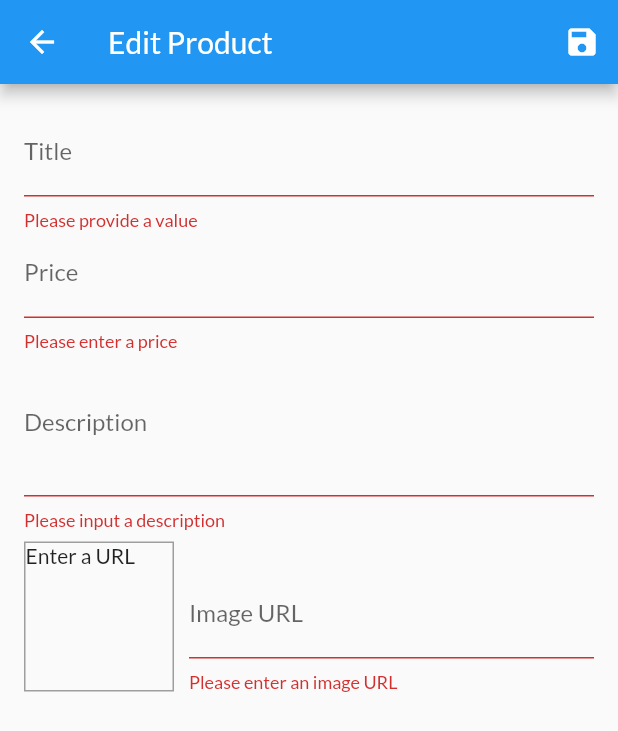
After one commit to SavvyChap/shop_app, a Flutter app: the EditProductScreen screen opened by its route, after a tap on the "save" icon, on a phone screen of 412 x 824 dp. The commit adds this screen. Shown: the top 731 px of the screen. Run offline on Flutter 3.47's test engine with Material 2 defaults, Android fonts, the phone set to English and light mode, and no system bars; network calls fail.

Commit message:
Added user_products_screen and edit_products_screen as well as the ability to add and edit products.

```diff
--- a/lib/main.dart
+++ b/lib/main.dart
@@ -5,6 +5,8 @@ import './screens/orders_screen.dart';
 import './screens/cart_screen.dart';
 import './screens/products_overview_screen.dart';
 import './screens/product_detail_screen.dart';
+import './screens/user_products_screen.dart';
+import './screens/edit_product_screen.dart';
 import './providers/products.dart';
 import './providers/cart.dart';
 import './providers/orders.dart';
@@ -38,6 +40,8 @@ class MyApp extends StatelessWidget {
           ProductDetailScreen.routeName: (ctx) => ProductDetailScreen(),
           CartScreen.routeName: (ctx) => CartScreen(),
           OrdersScreen.routeName: (ctx) => OrdersScreen(),
+          UserProductsScreen.routeName: (ctx) => UserProductsScreen(),
+          EditProductScreen.routeName: (ctx) => EditProductScreen(),
         },
       ),
     );
--- a/lib/providers/products.dart
+++ b/lib/providers/products.dart
@@ -1,8 +1,6 @@
 import 'package:flutter/material.dart';
 
 import 'product.dart';
-
-
 
 class Products with ChangeNotifier {
   List<Product> _items = [
@@ -67,8 +65,31 @@ class Products with ChangeNotifier {
 //    notifyListeners();
 //  }
 
-  void addProduct() {
-    //_items.add(value);
+  void addProduct(Product product) {
+    final newProduct = Product(
+      title: product.title,
+      description: product.description,
+      price: product.price,
+      imageUrl: product.imageUrl,
+      id: DateTime.now().toString(),
+    );
+    _items.add(newProduct);
     notifyListeners();
   }
+
+  void updateProduct(String id, Product newProduct) {
+    final prodIndex = _items.indexWhere((prod) => prod.id == id);
+    if (prodIndex >= 0) {
+      _items[prodIndex] = newProduct;
+      notifyListeners();
+    } else {
+      print('....');
+    }
+  }
+
+  void deleteProduct(String id) {
+    _items.removeWhere((prod) => prod.id == id);
+    notifyListeners();
+  }
+
 }
--- /dev/null
+++ b/lib/screens/edit_product_screen.dart
@@ -0,0 +1,270 @@
+import 'package:flutter/material.dart';
+import 'package:provider/provider.dart';
+
+import '../providers/product.dart';
+import '../providers/products.dart';
+
+class EditProductScreen extends StatefulWidget {
+  static const routeName = '/edit-product';
+
+  @override
+  _EditProductScreenState createState() => _EditProductScreenState();
+}
+
+class _EditProductScreenState extends State<EditProductScreen> {
+  final _priceFocusNode = FocusNode();
+  final _descriptionFocusNode = FocusNode();
+  final _imageUrlController = TextEditingController();
+  final _imageUrlFocusNode = FocusNode();
+  final _form = GlobalKey<FormState>();
+  var _editedProduct = Product(
+    id: null,
+    title: '',
+    price: 0,
+    description: '',
+    imageUrl: '',
+  );
+  var _initValues = {
+    'title': '',
+    'description': '',
+    'price': '',
+    'imageUrl': '',
+  };
+  var _isInit = true;
+
+  @override
+  void initState() {
+    _imageUrlFocusNode.addListener(_updateImageUrl);
+    super.initState();
+  }
+
+  @override
+  void didChangeDependencies() {
+    if (_isInit) {
+      final productId = ModalRoute.of(context).settings.arguments as String;
+      if (productId != null) {
+        _editedProduct = Provider.of<Products>(context, listen: false).findById(productId);
+        _initValues = {
+          'title': _editedProduct.title,
+          'description': _editedProduct.description,
+          'price': _editedProduct.price.toString(),
+          //'imageUrl': _editProduct.imageUrl,
+          'imageUrl': '',
+        };
+        _imageUrlController.text = _editedProduct.imageUrl;
+      }
+    }
+    _isInit = false;
+    super.didChangeDependencies();
+  }
+
+  @override
+  void dispose() {
+    _imageUrlFocusNode.removeListener(_updateImageUrl);
+    _priceFocusNode.dispose();
+    _descriptionFocusNode.dispose();
+    _imageUrlController.dispose();
+    _imageUrlFocusNode.dispose();
+    super.dispose();
+  }
+
+  void _updateImageUrl() {
+    if (!_imageUrlFocusNode.hasFocus) {
+      if ((!_imageUrlController.text.startsWith('http') &&
+              !_imageUrlController.text.startsWith('https')) ||
+          (!_imageUrlController.text.endsWith('.png') &&
+              !_imageUrlController.text.endsWith('jpg') &&
+              !_imageUrlController.text.endsWith('jpeg'))) {
+        return;
+      }
+      setState(() {
+
+      });
+    }
+  }
+
+  void _saveForm() {
+    final isValid = _form.currentState.validate();
+    if (!isValid) {
+      return;
+    }
+    _form.currentState.save();
+    if (_editedProduct.id != null) {
+      Provider.of<Products>(context, listen: false).updateProduct(_editedProduct.id, _editedProduct);
+    } else {
+      Provider.of<Products>(context, listen: false).addProduct(_editedProduct);
+    }
+    Navigator.of(context).pop();
+  }
+
+  @override
+  Widget build(BuildContext context) {
+    return Scaffold(
+      appBar: AppBar(
+        title: Text('Edit Product'),
+        actions: <Widget>[
+          IconButton(
+            icon: Icon(Icons.save),
+            onPressed: _saveForm,
+          )
+        ],
+      ),
+      body: Padding(
+        padding: const EdgeInsets.all(16.0),
+        child: Form(
+          key: _form,
+          child: ListView(
+            children: <Widget>[
+              TextFormField(
+                initialValue: _initValues['title'],
+                decoration: InputDecoration(labelText: 'Title'),
+                textInputAction: TextInputAction.next,
+                onFieldSubmitted: (_) {
+                  FocusScope.of(context).requestFocus(_priceFocusNode);
+                },
+                validator: (value) {
+                  if (value.isEmpty) {
+                    return 'Please provide a value';
+                  }
+                  return null;
+                },
+                onSaved: (value) {
+                  _editedProduct = Product(
+                    title: value,
+                    price: _editedProduct.price,
+                    description: _editedProduct.description,
+                    imageUrl: _editedProduct.imageUrl,
+                    id: _editedProduct.id,
+                    isFavorite: _editedProduct.isFavorite
+                  );
+                },
+              ),
+              TextFormField(
+                initialValue: _initValues['price'],
+                decoration: InputDecoration(labelText: 'Price'),
+                textInputAction: TextInputAction.next,
+                keyboardType: TextInputType.number,
+                focusNode: _priceFocusNode,
+                onFieldSubmitted: (_) {
+                  FocusScope.of(context).requestFocus(_descriptionFocusNode);
+                },
+                validator: (value) {
+                  if (value.isEmpty) {
+                    return 'Please enter a price';
+                  }
+                  if (double.tryParse(value) == null) {
+                    return 'Please enter a valid number';
+                  }
+                  if (double.parse(value) <= 0) {
+                    return 'Please enter a number that is greater than or equal to zero';
+                  }
+                  return null;
+                },
+                onSaved: (value) {
+                  _editedProduct = Product(
+                    title: _editedProduct.title,
+                    price: double.parse(value),
+                    description: _editedProduct.description,
+                    imageUrl: _editedProduct.imageUrl,
+                    id: _editedProduct.id,
+                    isFavorite: _editedProduct.isFavorite
+                  );
+                },
+              ),
+              TextFormField(
+                initialValue: _initValues['description'],
+                decoration: InputDecoration(labelText: 'Description'),
+                maxLines: 3,
+                keyboardType: TextInputType.multiline,
+                focusNode: _descriptionFocusNode,
+                validator: (value) {
+                  if (value.isEmpty) {
+                    return 'Please input a description';
+                  }
+                  if (value.length < 10) {
+                    return 'Should be at least 10 characters long';
+                  }
+                  return null;
+                },
+                onSaved: (value) {
+                  _editedProduct = Product(
+                    title: _editedProduct.title,
+                    price: _editedProduct.price,
+                    description: value,
+                    imageUrl: _editedProduct.imageUrl,
+                    id: _editedProduct.id,
+                    isFavorite: _editedProduct.isFavorite,
+                  );
+                },
+              ),
+              Row(
+                crossAxisAlignment: CrossAxisAlignment.end,
+                children: <Widget>[
+                  Container(
+                    width: 100,
+                    height: 100,
+                    margin: EdgeInsets.only(
+                      top: 8,
+                      right: 10,
+                    ),
+                    decoration: BoxDecoration(
+                      border: Border.all(
+                        width: 1,
+                        color: Colors.grey,
+                      ),
+                    ),
+                    child: _imageUrlController.text.isEmpty
+                        ? Text('Enter a URL')
+                        : FittedBox(
+                            child: Image.network(
+                              _imageUrlController.text,
+                              fit: BoxFit.cover,
+                            ),
+                    ),
+                  ),
+                  Expanded(
+                    child: TextFormField(
+                      decoration: InputDecoration(labelText: 'Image URL'),
+                      keyboardType: TextInputType.url,
+                      textInputAction: TextInputAction.done,
+                      controller: _imageUrlController,
+                      focusNode: _imageUrlFocusNode,
+                      onFieldSubmitted: (_) {
+                        _saveForm();
+                      },
+                      validator: (value) {
+                        if (value.isEmpty) {
+                          return 'Please enter an image URL';
+                        }
+                        if (!value.startsWith('http') &&
+                            !value.startsWith('https')) {
+                          return 'Please enter a valid image URL';
+                        }
+                        if (!value.endsWith('.png') &&
+                            !value.endsWith('.jpg') &&
+                            !value.endsWith('jped')) {
+                          return 'Please enter a valid image URL';
+                        }
+                        return null;
+                      },
+                      onSaved: (value) {
+                        _editedProduct = Product(
+                          title: _editedProduct.title,
+                          price: _editedProduct.price,
+                          description: _editedProduct.description,
+                          imageUrl: value,
+                          id: _editedProduct.id,
+                          isFavorite: _editedProduct.isFavorite,
+                        );
+                      },
+                    ),
+                  ),
+                ],
+              ),
+            ],
+          ),
+        ),
+      ),
+    );
+  }
+}
--- a/lib/widgets/app_drawer.dart
+++ b/lib/widgets/app_drawer.dart
@@ -1,4 +1,5 @@
 import 'package:flutter/material.dart';
+import 'package:shop_app/screens/user_products_screen.dart';
 
 import '../screens/orders_screen.dart';
 
@@ -27,6 +28,14 @@ class AppDrawer extends StatelessWidget {
             Navigator.of(context).pushReplacementNamed(OrdersScreen.routeName);
           },
         ),
+        Divider(),
+        ListTile(
+          leading: Icon(Icons.edit),
+          title: Text('Manage Products'),
+          onTap: () {
+            Navigator.of(context).pushReplacementNamed(UserProductsScreen.routeName);
+          },
+        ),
       ],),
     );
   }
```
Also changed, not shown: lib/providers/cart.dart (+18 -0 lines), lib/screens/user_products_screen.dart (added, +46 -0 lines), lib/widgets/user_product_item.dart (added, +44 -0 lines).
